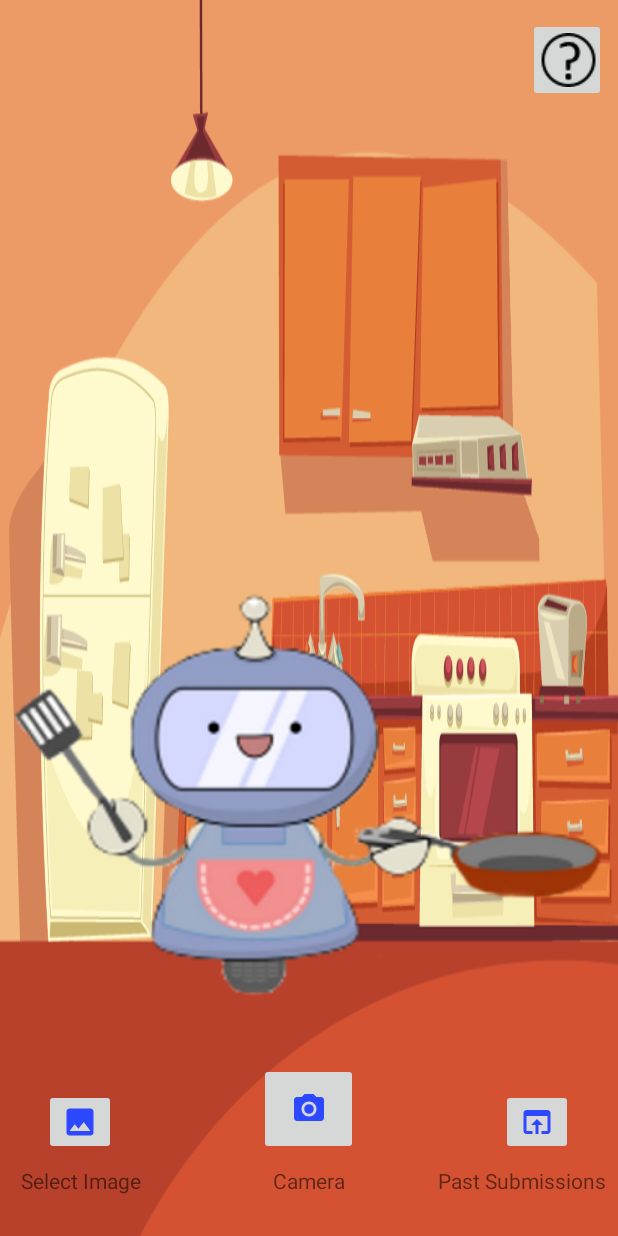
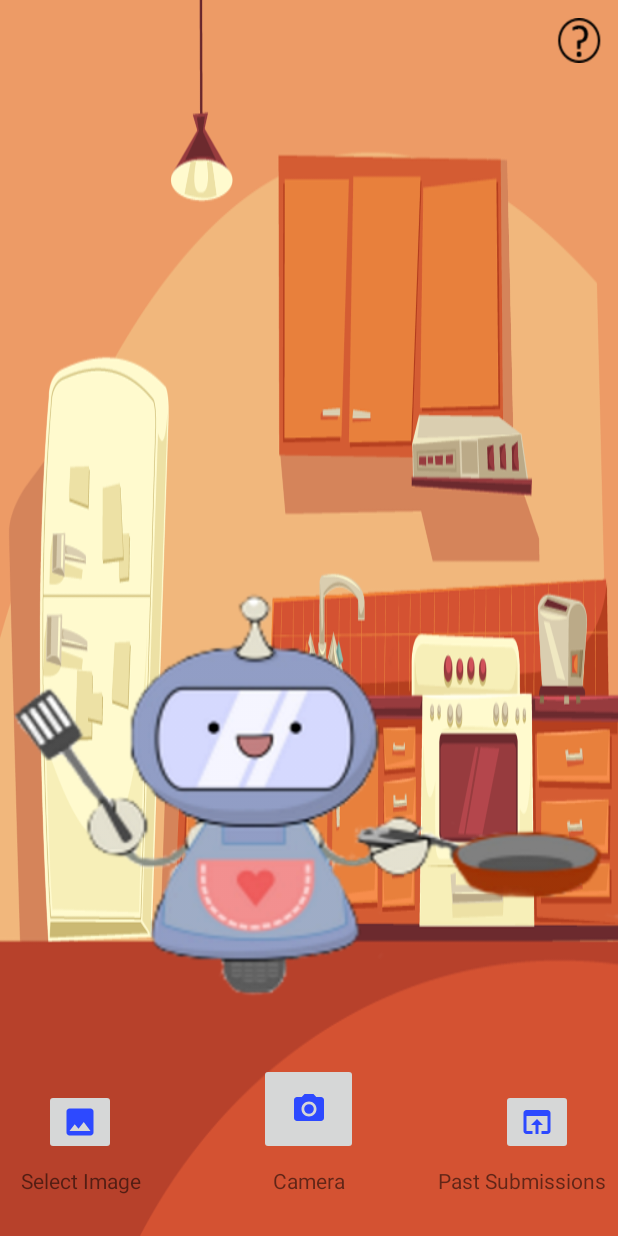
Before and after one commit to JohnElmo/CEG-4110-SeeFood-Project, an Android app: the screen it shows after launch (MainActivity), on a phone screen of 412 x 824 dp. Run offline under Robolectric (Android 15) with nearby library versions, the phone set to English and light mode, and no system bars; 2 statements that could not run were skipped.

Commit message:
changed the help button to be transparent and aligned them all to be in same position on every activity

```diff
--- a/app/src/main/res/layout/activity_main.xml
+++ b/app/src/main/res/layout/activity_main.xml
@@ -50,15 +50,15 @@
 
         fab:srcCompat="@drawable/ic_image_black_24dp"/>
 
-    <ImageButton
+    <Button
         android:id="@+id/HelpIcon"
-        android:layout_width="52dp"
-        android:layout_height="wrap_content"
+        android:layout_width="37dp"
+        android:layout_height="30dp"
         android:layout_alignParentEnd="true"
         android:layout_alignParentTop="true"
         android:layout_marginEnd="8dp"
         android:layout_marginTop="12dp"
-        fab:srcCompat="@drawable/help_icon" />
+        android:background="@drawable/help_icon" />
 
     <ImageView
         android:id="@+id/imageView7"
```
Also changed, not shown: app/src/main/res/layout/activity_browse_submissions.xml (+4 -4 lines), app/src/main/res/layout/activity_camera.xml (+4 -4 lines), app/src/main/res/layout/activity_image_select.xml (+4 -4 lines), app/src/main/res/layout/activity_result.xml (+29 -3 lines).
